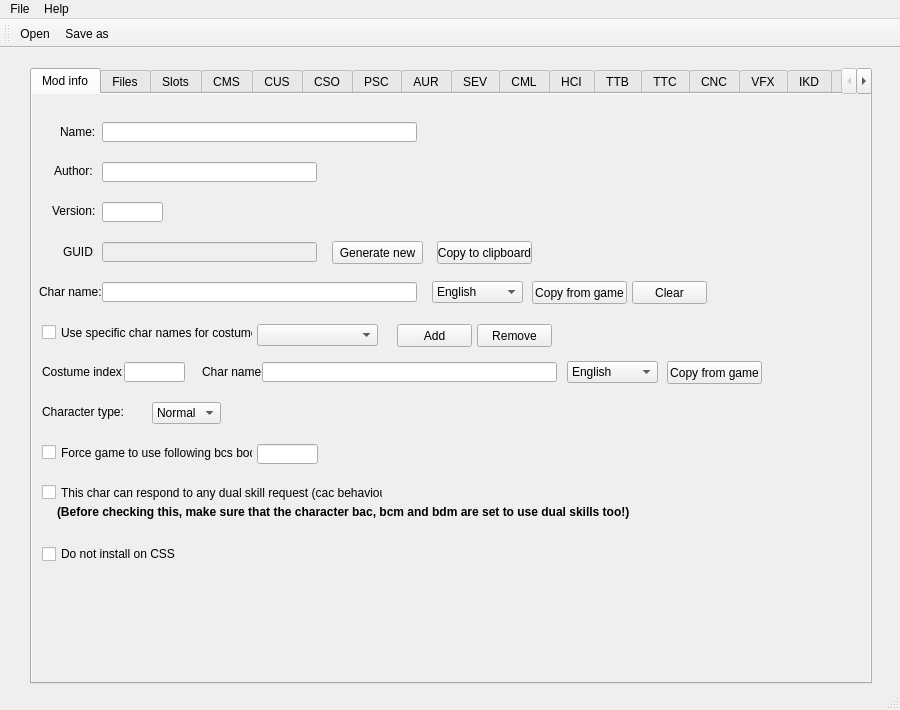
First picture: the form in mainwindow.ui, repository eterniti/xv2characreat, before the edit.
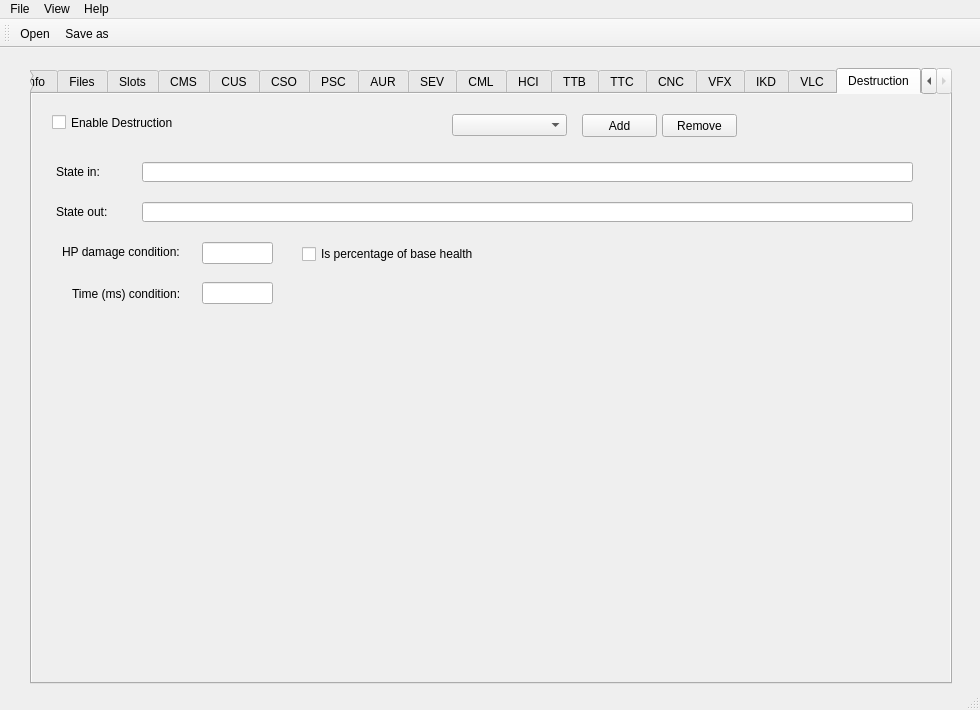
Second picture: the form after the edit. The open tabs and pages were chosen to show the change.

Diff of the .ui file:
```diff
--- a/mainwindow.ui
+++ b/mainwindow.ui
@@ -6,7 +6,7 @@
    <rect>
     <x>0</x>
     <y>0</y>
-    <width>900</width>
+    <width>980</width>
     <height>710</height>
    </rect>
   </property>
@@ -19,7 +19,7 @@
      <rect>
       <x>30</x>
       <y>20</y>
-      <width>842</width>
+      <width>922</width>
       <height>616</height>
      </rect>
     </property>
@@ -6743,6 +6743,171 @@
       </property>
      </widget>
     </widget>
+    <widget class="QWidget" name="desTab">
+     <property name="autoFillBackground">
+      <bool>true</bool>
+     </property>
+     <attribute name="title">
+      <string>Destruction</string>
+     </attribute>
+     <widget class="QCheckBox" name="desCheck">
+      <property name="geometry">
+       <rect>
+        <x>20</x>
+        <y>20</y>
+        <width>121</width>
+        <height>17</height>
+       </rect>
+      </property>
+      <property name="autoFillBackground">
+       <bool>false</bool>
+      </property>
+      <property name="text">
+       <string>Enable Destruction</string>
+      </property>
+     </widget>
+     <widget class="QPushButton" name="desRemoveButton">
+      <property name="geometry">
+       <rect>
+        <x>630</x>
+        <y>20</y>
+        <width>75</width>
+        <height>23</height>
+       </rect>
+      </property>
+      <property name="text">
+       <string>Remove</string>
+      </property>
+     </widget>
+     <widget class="QPushButton" name="desAddButton">
+      <property name="geometry">
+       <rect>
+        <x>550</x>
+        <y>20</y>
+        <width>75</width>
+        <height>23</height>
+       </rect>
+      </property>
+      <property name="text">
+       <string>Add</string>
+      </property>
+     </widget>
+     <widget class="QComboBox" name="desComboBox">
+      <property name="geometry">
+       <rect>
+        <x>420</x>
+        <y>20</y>
+        <width>115</width>
+        <height>22</height>
+       </rect>
+      </property>
+     </widget>
+     <widget class="QLabel" name="label_183">
+      <property name="geometry">
+       <rect>
+        <x>24</x>
+        <y>70</y>
+        <width>91</width>
+        <height>16</height>
+       </rect>
+      </property>
+      <property name="text">
+       <string>State in:</string>
+      </property>
+     </widget>
+     <widget class="QLineEdit" name="desStateInEdit">
+      <property name="geometry">
+       <rect>
+        <x>110</x>
+        <y>68</y>
+        <width>771</width>
+        <height>20</height>
+       </rect>
+      </property>
+     </widget>
+     <widget class="QLabel" name="label_184">
+      <property name="geometry">
+       <rect>
+        <x>24</x>
+        <y>110</y>
+        <width>91</width>
+        <height>16</height>
+       </rect>
+      </property>
+      <property name="text">
+       <string>State out:</string>
+      </property>
+     </widget>
+     <widget class="QLineEdit" name="desStateOutEdit">
+      <property name="geometry">
+       <rect>
+        <x>110</x>
+        <y>108</y>
+        <width>771</width>
+        <height>20</height>
+       </rect>
+      </property>
+     </widget>
+     <widget class="QLabel" name="label_185">
+      <property name="geometry">
+       <rect>
+        <x>30</x>
+        <y>150</y>
+        <width>131</width>
+        <height>16</height>
+       </rect>
+      </property>
+      <property name="text">
+       <string>HP damage condition:</string>
+      </property>
+     </widget>
+     <widget class="QLineEdit" name="desDamageEdit">
+      <property name="geometry">
+       <rect>
+        <x>170</x>
+        <y>148</y>
+        <width>71</width>
+        <height>22</height>
+       </rect>
+      </property>
+     </widget>
+     <widget class="QCheckBox" name="desPercCheck">
+      <property name="geometry">
+       <rect>
+        <x>270</x>
+        <y>150</y>
+        <width>191</width>
+        <height>20</height>
+       </rect>
+      </property>
+      <property name="text">
+       <string>Is percentage of base health</string>
+      </property>
+     </widget>
+     <widget class="QLabel" name="label_186">
+      <property name="geometry">
+       <rect>
+        <x>40</x>
+        <y>190</y>
+        <width>121</width>
+        <height>20</height>
+       </rect>
+      </property>
+      <property name="text">
+       <string>Time (ms) condition:</string>
+      </property>
+     </widget>
+     <widget class="QLineEdit" name="desTimeEdit">
+      <property name="geometry">
+       <rect>
+        <x>170</x>
+        <y>188</y>
+        <width>71</width>
+        <height>22</height>
+       </rect>
+      </property>
+     </widget>
+    </widget>
    </widget>
   </widget>
   <widget class="QMenuBar" name="menuBar">
@@ -6750,7 +6915,7 @@
     <rect>
      <x>0</x>
      <y>0</y>
-     <width>900</width>
+     <width>980</width>
      <height>22</height>
     </rect>
    </property>
@@ -6769,7 +6934,14 @@
     </property>
     <addaction name="actionAbout"/>
    </widget>
+   <widget class="QMenu" name="menuView">
+    <property name="title">
+     <string>View</string>
+    </property>
+    <addaction name="actionToggle_dark_theme"/>
+   </widget>
    <addaction name="menuFile"/>
+   <addaction name="menuView"/>
    <addaction name="menuHelp"/>
   </widget>
   <widget class="QToolBar" name="mainToolBar">
```
Left out of the diff: 5 changed lines with no effect on the pictures.
